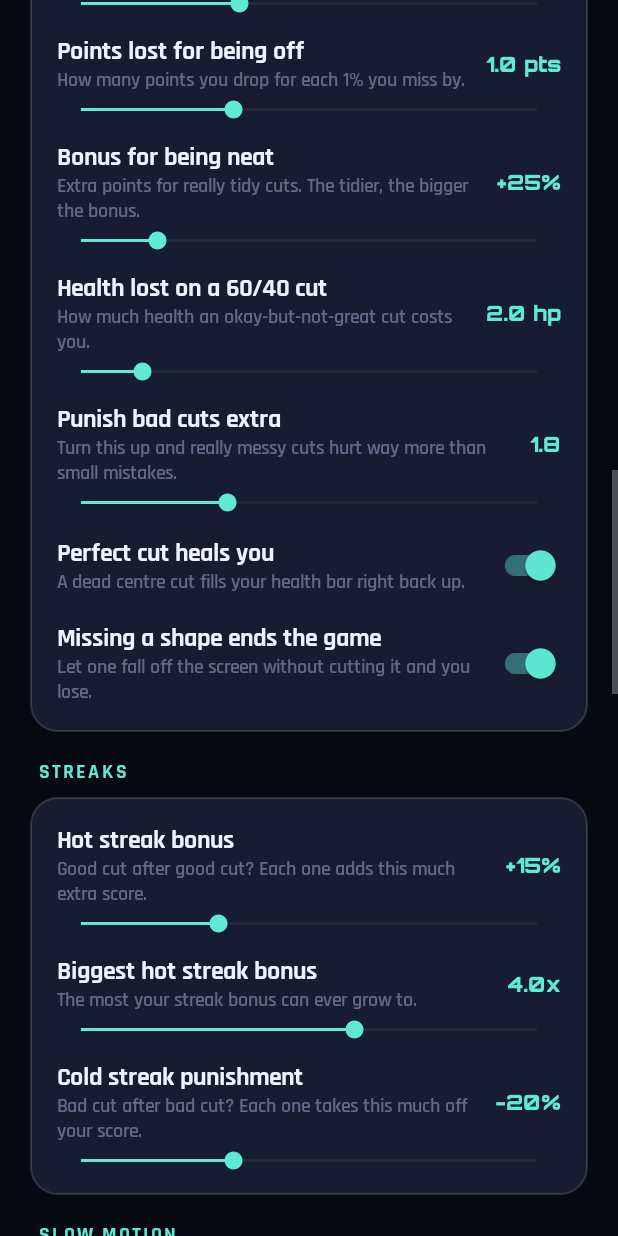
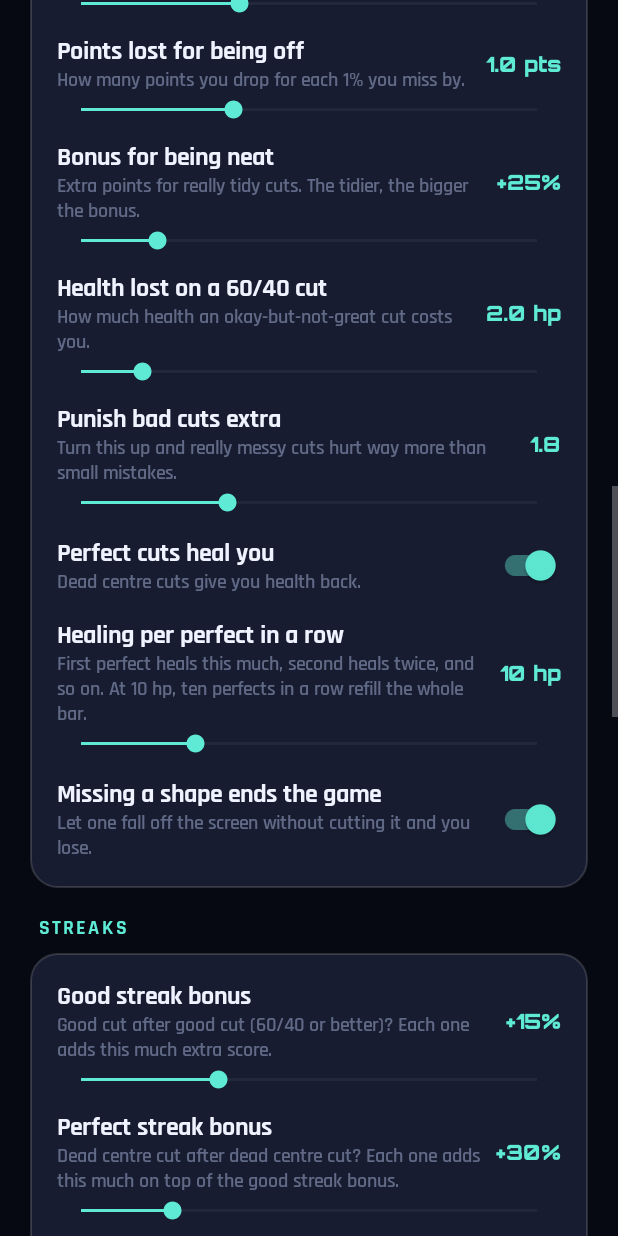
Before and after one commit to milanmishrarighter/Half-measures, an Android app: the SettingsActivity screen opened directly, with no data from a screen before it, scrolled down 1730 dp, on a phone screen of 412 x 824 dp. Run offline under Robolectric (Android 15) with nearby library versions, the phone set to English and light mode, and no system bars.

Commit message:
Streak-scaled healing, separate perfect streak, ambulance warning, new stats
- The COPY ALL SETTINGS pill sized itself for a horizontal row (zero width
  plus a weight), so dropping it into a vertical column collapsed it to
  nothing. It now takes a real width.
- A perfect no longer refills the bar outright. Each perfect in a row heals
  one step more than the last, so the first gives 10 and a ten-perfect run
  restores a full bar. The step is a slider.
- Perfect streaks are now tracked and paid separately from good streaks: a
  merely-great cut keeps the good streak alive but breaks the perfect one,
  and each carries its own bonus, stacking additively.
- Critical health drops the 3-2-1 countdown for a red-and-blue emergency
  flash across the screen edges and the health bar, held for as long as
  health stays low, after a single short dip in speed. It now triggers on
  an absolute health value, defaulting to 20 hp.
- Game-over card rebuilt in run order: score, cuts survived, perfect cuts,
  longest perfect streak, longest good streak, then every accuracy band.
  Bands are now ten points wide (50/50, 60/40, 70/30, 80/20, 90/10) and all
  five are always listed, empty ones included.

```diff
--- a/app/src/main/java/com/halfmeasures/slicegame/GameSettings.kt
+++ b/app/src/main/java/com/halfmeasures/slicegame/GameSettings.kt
@@ -60,10 +60,17 @@ data class GameSettings(
      * disproportionately more than a near miss.
      */
     var healthLossCurve: Float = DEFAULT_HEALTH_LOSS_CURVE,
-    /** A perfect cut refills the health bar. */
+    /** Perfect cuts heal. */
     var perfectRestoresHealth: Boolean = DEFAULT_PERFECT_RESTORES_HEALTH,
-    /** Score multiplier gained per consecutive great-or-better cut, as a percentage. */
+    /**
+     * Health restored per perfect in a row: the first heals this much, the second
+     * twice this, and so on, so a ten-perfect run refills a full bar.
+     */
+    var perfectHealPerStreak: Float = DEFAULT_PERFECT_HEAL_PER_STREAK,
+    /** Score bonus per consecutive great-or-better cut, as a percentage. */
     var comboBonusPercent: Float = DEFAULT_COMBO_BONUS_PERCENT,
+    /** Score bonus per consecutive *perfect* cut - stacks on top of the good-streak bonus. */
+    var perfectStreakBonusPercent: Float = DEFAULT_PERFECT_STREAK_BONUS_PERCENT,
     var maxComboMultiplier: Float = DEFAULT_MAX_COMBO_MULTIPLIER,
     /** Score cut per consecutive sloppy cut, as a percentage - a cold streak bites back. */
     var coldStreakPenaltyPercent: Float = DEFAULT_COLD_STREAK_PENALTY_PERCENT,
@@ -104,8 +111,8 @@ data class GameSettings(
     var slowMoDuration: Float = DEFAULT_SLOW_MO_DURATION,
     /** Drop into slow motion with a countdown when health gets critical. */
     var lowHealthSlowMo: Boolean = DEFAULT_LOW_HEALTH_SLOW_MO,
-    /** Health fraction that triggers the critical-health warning. */
-    var lowHealthThreshold: Float = DEFAULT_LOW_HEALTH_THRESHOLD
+    /** Health points at or below which the critical warning starts flashing. */
+    var lowHealthAt: Int = DEFAULT_LOW_HEALTH_AT
 ) {
     fun saveTo(context: Context) {
         context.getSharedPreferences(PREFS_NAME, Context.MODE_PRIVATE).edit()
@@ -130,6 +137,8 @@ data class GameSettings(
             .putFloat("health_loss_at_sixty_forty", healthLossAtSixtyForty)
             .putFloat("health_loss_curve", healthLossCurve)
             .putBoolean("perfect_restores_health", perfectRestoresHealth)
+            .putFloat("perfect_heal_per_streak", perfectHealPerStreak)
+            .putFloat("perfect_streak_bonus_percent", perfectStreakBonusPercent)
             .putFloat("combo_bonus_percent", comboBonusPercent)
             .putFloat("max_combo_multiplier", maxComboMultiplier)
             .putFloat("cold_streak_penalty_percent", coldStreakPenaltyPercent)
@@ -153,7 +162,7 @@ data class GameSettings(
             .putFloat("slow_mo_intensity", slowMoIntensity)
             .putFloat("slow_mo_duration", slowMoDuration)
             .putBoolean("low_health_slow_mo", lowHealthSlowMo)
-            .putFloat("low_health_threshold", lowHealthThreshold)
+            .putInt("low_health_at", lowHealthAt)
             .apply()
     }
 
@@ -180,6 +189,8 @@ data class GameSettings(
         const val DEFAULT_HEALTH_LOSS_AT_SIXTY_FORTY = 2f
         const val DEFAULT_HEALTH_LOSS_CURVE = 1.8f
         const val DEFAULT_PERFECT_RESTORES_HEALTH = true
+        const val DEFAULT_PERFECT_HEAL_PER_STREAK = 10f
+        const val DEFAULT_PERFECT_STREAK_BONUS_PERCENT = 30f
         const val DEFAULT_COMBO_BONUS_PERCENT = 15f
         const val DEFAULT_MAX_COMBO_MULTIPLIER = 4f
         const val DEFAULT_COLD_STREAK_PENALTY_PERCENT = 20f
@@ -203,7 +214,7 @@ data class GameSettings(
         const val DEFAULT_SLOW_MO_INTENSITY = 0.07f
         const val DEFAULT_SLOW_MO_DURATION = 2.6f
         const val DEFAULT_LOW_HEALTH_SLOW_MO = true
-        const val DEFAULT_LOW_HEALTH_THRESHOLD = 0.1f
+        const val DEFAULT_LOW_HEALTH_AT = 20
 
         const val MIN_SIZE_SCALE = 0.5f
         const val MAX_SIZE_SCALE = 3.0f
@@ -277,8 +288,12 @@ data class GameSettings(
         const val MAX_SLOW_MO_INTENSITY = 0.9f
         const val MIN_SLOW_MO_DURATION = 0.3f
         const val MAX_SLOW_MO_DURATION = 7f
-        const val MIN_LOW_HEALTH_THRESHOLD = 0.05f
-        const val MAX_LOW_HEALTH_THRESHOLD = 0.5f
+        const val MIN_LOW_HEALTH_AT = 5
+        const val MAX_LOW_HEALTH_AT = 80
+        const val MIN_PERFECT_HEAL_PER_STREAK = 0f
+        const val MAX_PERFECT_HEAL_PER_STREAK = 40f
+        const val MIN_PERFECT_STREAK_BONUS_PERCENT = 0f
+        const val MAX_PERFECT_STREAK_BONUS_PERCENT = 150f
 
         private const val PREFS_NAME = "half_measures_settings"
 
@@ -306,6 +321,8 @@ data class GameSettings(
                 healthLossAtSixtyForty = p.getFloat("health_loss_at_sixty_forty", DEFAULT_HEALTH_LOSS_AT_SIXTY_FORTY),
                 healthLossCurve = p.getFloat("health_loss_curve", DEFAULT_HEALTH_LOSS_CURVE),
                 perfectRestoresHealth = p.getBoolean("perfect_restores_health", DEFAULT_PERFECT_RESTORES_HEALTH),
+                perfectHealPerStreak = p.getFloat("perfect_heal_per_streak", DEFAULT_PERFECT_HEAL_PER_STREAK),
+                perfectStreakBonusPercent = p.getFloat("perfect_streak_bonus_percent", DEFAULT_PERFECT_STREAK_BONUS_PERCENT),
                 comboBonusPercent = p.getFloat("combo_bonus_percent", DEFAULT_COMBO_BONUS_PERCENT),
                 maxComboMultiplier = p.getFloat("max_combo_multiplier", DEFAULT_MAX_COMBO_MULTIPLIER),
                 coldStreakPenaltyPercent = p.getFloat("cold_streak_penalty_percent", DEFAULT_COLD_STREAK_PENALTY_PERCENT),
@@ -329,7 +346,7 @@ data class GameSettings(
                 slowMoIntensity = p.getFloat("slow_mo_intensity", DEFAULT_SLOW_MO_INTENSITY),
                 slowMoDuration = p.getFloat("slow_mo_duration", DEFAULT_SLOW_MO_DURATION),
                 lowHealthSlowMo = p.getBoolean("low_health_slow_mo", DEFAULT_LOW_HEALTH_SLOW_MO),
-                lowHealthThreshold = p.getFloat("low_health_threshold", DEFAULT_LOW_HEALTH_THRESHOLD)
+                lowHealthAt = p.getInt("low_health_at", DEFAULT_LOW_HEALTH_AT)
             )
         }
     }
--- a/app/src/main/java/com/halfmeasures/slicegame/SettingsActivity.kt
+++ b/app/src/main/java/com/halfmeasures/slicegame/SettingsActivity.kt
@@ -187,9 +187,16 @@ class SettingsActivity : AppCompatActivity() {
                 { "%.1f".format(it) }, { settings.healthLossCurve = it }
             )
             toggle(
-                c.body, "Perfect cut heals you", "A dead centre cut fills your health bar right back up.",
+                c.body, "Perfect cuts heal you", "Dead centre cuts give you health back.",
                 settings.perfectRestoresHealth
             ) { settings.perfectRestoresHealth = it }
+            slider(
+                c.body, "Healing per perfect in a row",
+                "First perfect heals this much, second heals twice, and so on. At 10 hp, ten perfects in a row refill the whole bar.",
+                GameSettings.MIN_PERFECT_HEAL_PER_STREAK, GameSettings.MAX_PERFECT_HEAL_PER_STREAK,
+                settings.perfectHealPerStreak,
+                { "%.0f hp".format(it) }, { settings.perfectHealPerStreak = it }
+            )
             toggle(
                 c.body, "Missing a shape ends the game", "Let one fall off the screen without cutting it and you lose.",
                 settings.missEndsRun
@@ -199,9 +206,16 @@ class SettingsActivity : AppCompatActivity() {
         card("STREAKS").let { c ->
             root.addView(c.wrapper)
             slider(
-                c.body, "Hot streak bonus", "Good cut after good cut? Each one adds this much extra score.",
+                c.body, "Good streak bonus", "Good cut after good cut (60/40 or better)? Each one adds this much extra score.",
                 GameSettings.MIN_COMBO_BONUS_PERCENT, GameSettings.MAX_COMBO_BONUS_PERCENT, settings.comboBonusPercent,
                 { "+${it.roundToInt()}%" }, { settings.comboBonusPercent = it }
+            )
+            slider(
+                c.body, "Perfect streak bonus",
+                "Dead centre cut after dead centre cut? Each one adds this much on top of the good streak bonus.",
+                GameSettings.MIN_PERFECT_STREAK_BONUS_PERCENT, GameSettings.MAX_PERFECT_STREAK_BONUS_PERCENT,
+                settings.perfectStreakBonusPercent,
+                { "+${it.roundToInt()}%" }, { settings.perfectStreakBonusPercent = it }
             )
             slider(
                 c.body, "Biggest hot streak bonus", "The most your streak bonus can ever grow to.",
@@ -239,9 +253,9 @@ class SettingsActivity : AppCompatActivity() {
             ) { settings.lowHealthSlowMo = it }
             slider(
                 c.body, "When to warn you", "Health drops below this much and the warning kicks in.",
-                GameSettings.MIN_LOW_HEALTH_THRESHOLD, GameSettings.MAX_LOW_HEALTH_THRESHOLD,
-                settings.lowHealthThreshold,
-                { "${(it * 100).roundToInt()}%" }, { settings.lowHealthThreshold = it }
+                GameSettings.MIN_LOW_HEALTH_AT.toFloat(), GameSettings.MAX_LOW_HEALTH_AT.toFloat(),
+                settings.lowHealthAt.toFloat(),
+                { "${it.roundToInt()} hp" }, { settings.lowHealthAt = it.roundToInt() }
             )
         }
 
@@ -487,7 +501,11 @@ class SettingsActivity : AppCompatActivity() {
         addView(pillButton("COPY ALL SETTINGS", primary = false) {
             copySettingsToClipboard()
         }.also {
-            (it.layoutParams as LinearLayout.LayoutParams).bottomMargin = dp(12f)
+            // A weighted, zero-width pill only works inside a row; in this column
+            // it needs a real width or it collapses and disappears.
+            it.layoutParams = LinearLayout.LayoutParams(
+                ViewGroup.LayoutParams.MATCH_PARENT, ViewGroup.LayoutParams.WRAP_CONTENT
+            ).apply { bottomMargin = dp(12f) }
         })
 
         addView(LinearLayout(this@SettingsActivity).apply {
@@ -537,11 +555,13 @@ class SettingsActivity : AppCompatActivity() {
             appendLine("  Bonus for being neat: ${settings.greatBonusPercent.roundToInt()}%")
             appendLine("  Health lost on a 60/40 cut: %.1f hp".format(settings.healthLossAtSixtyForty))
             appendLine("  Punish bad cuts extra: %.1f".format(settings.healthLossCurve))
-            appendLine("  Perfect cut heals you: ${onOff(settings.perfectRestoresHealth)}")
+            appendLine("  Perfect cuts heal you: ${onOff(settings.perfectRestoresHealth)}")
+            appendLine("  Healing per perfect in a row: %.0f hp".format(settings.perfectHealPerStreak))
             appendLine("  Missing a shape ends the game: ${onOff(settings.missEndsRun)}")
             appendLine()
             appendLine("STREAKS")
-            appendLine("  Hot streak bonus: ${settings.comboBonusPercent.roundToInt()}%")
+            appendLine("  Good streak bonus: ${settings.comboBonusPercent.roundToInt()}%")
+            appendLine("  Perfect streak bonus: ${settings.perfectStreakBonusPercent.roundToInt()}%")
             appendLine("  Biggest hot streak bonus: %.1fx".format(settings.maxComboMultiplier))
             appendLine("  Cold streak punishment: ${settings.coldStreakPenaltyPercent.roundToInt()}%")
             appendLine()
@@ -550,7 +570,7 @@ class SettingsActivity : AppCompatActivity() {
             appendLine("  How slow it goes: ${(settings.slowMoIntensity * 100).roundToInt()}%")
             appendLine("  How long it lasts: %.1fs".format(settings.slowMoDuration))
             appendLine("  Warning when health is low: ${onOff(settings.lowHealthSlowMo)}")
-            appendLine("  When to warn you: ${(settings.lowHealthThreshold * 100).roundToInt()}%")
+            appendLine("  When to warn you: ${settings.lowHealthAt} hp")
             appendLine()
             appendLine("LOOK & FEEL")
             appendLine("  Dotted helper line: ${onOff(settings.guideLineEnabled)}")
```
Also changed, not shown: app/src/main/java/com/halfmeasures/slicegame/GameView.kt (+128 -112 lines).
